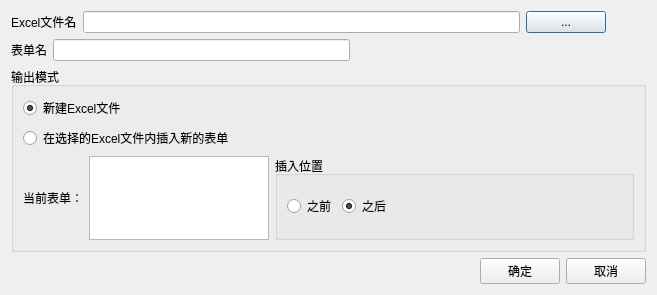
The window that forms/outpuexceldlg.ui (wangkungit5905/PzAssistant) describes before a commit, drawn with Qt 5.
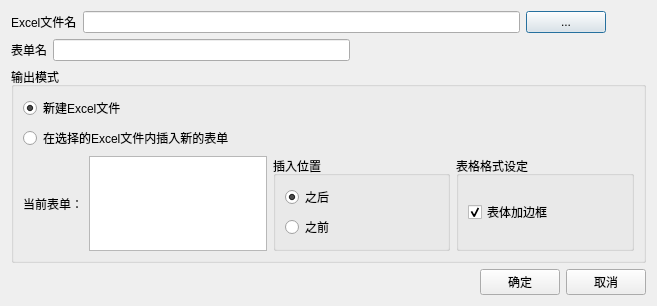
The same window after the commit.

What changed in the file:
```diff
--- a/forms/outpuexceldlg.ui
+++ b/forms/outpuexceldlg.ui
@@ -7,7 +7,7 @@
     <x>0</x>
     <y>0</y>
     <width>657</width>
-    <height>295</height>
+    <height>298</height>
    </rect>
   </property>
   <property name="windowTitle">
@@ -99,7 +99,7 @@
        </widget>
       </item>
       <item>
-       <layout class="QHBoxLayout" name="horizontalLayout_2" stretch="0,2,4">
+       <layout class="QHBoxLayout" name="horizontalLayout_2" stretch="0,1,1,1">
         <item>
          <widget class="QLabel" name="label_3">
           <property name="text">
@@ -115,14 +115,7 @@
           <property name="title">
            <string>插入位置</string>
           </property>
-          <layout class="QHBoxLayout" name="horizontalLayout">
-           <item>
-            <widget class="QRadioButton" name="rdoBefore">
-             <property name="text">
-              <string>之前</string>
-             </property>
-            </widget>
-           </item>
+          <layout class="QVBoxLayout" name="verticalLayout_3">
            <item>
             <widget class="QRadioButton" name="rdoAfter">
              <property name="text">
@@ -134,17 +127,30 @@
             </widget>
            </item>
            <item>
-            <spacer name="horizontalSpacer">
-             <property name="orientation">
-              <enum>Qt::Horizontal</enum>
+            <widget class="QRadioButton" name="rdoBefore">
+             <property name="text">
+              <string>之前</string>
              </property>
-             <property name="sizeHint" stdset="0">
-              <size>
-               <width>40</width>
-               <height>20</height>
-              </size>
+            </widget>
+           </item>
+          </layout>
+         </widget>
+        </item>
+        <item>
+         <widget class="QGroupBox" name="groupBox_3">
+          <property name="title">
+           <string>表格格式设定</string>
+          </property>
+          <layout class="QVBoxLayout" name="verticalLayout_4">
+           <item>
+            <widget class="QCheckBox" name="chkBorder">
+             <property name="text">
+              <string>表体加边框</string>
              </property>
-            </spacer>
+             <property name="checked">
+              <bool>true</bool>
+             </property>
+            </widget>
            </item>
           </layout>
          </widget>
```
Left out of the diff: 6 changed lines with no effect on the pictures.
